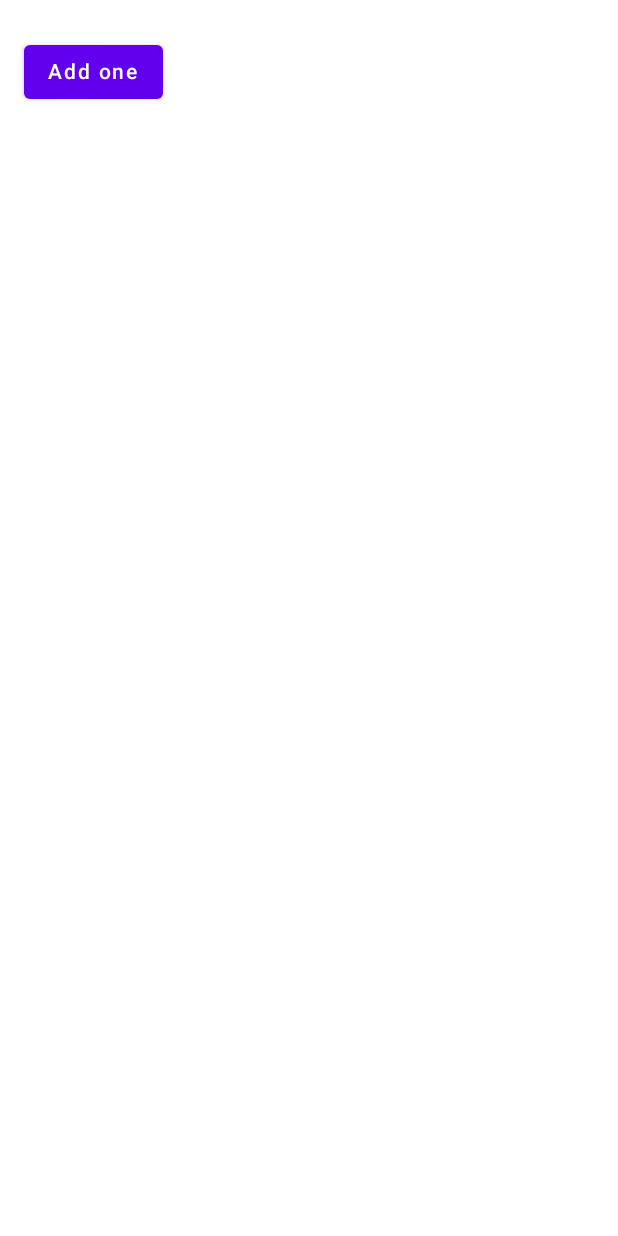
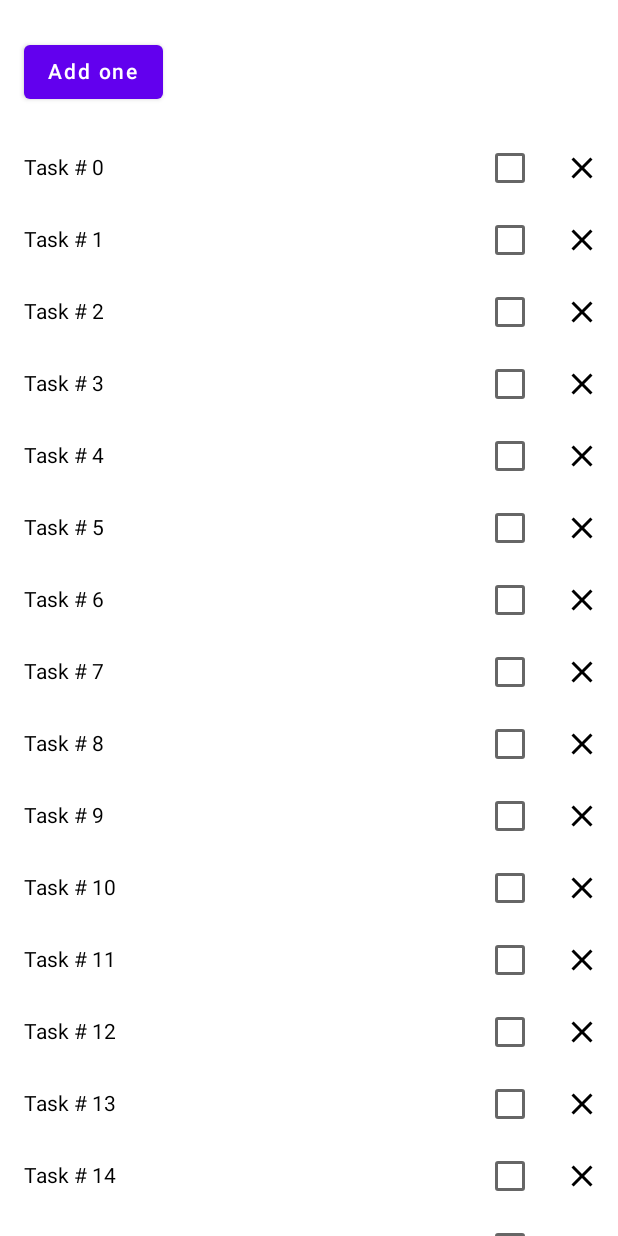
Before and after one commit to HongJeWon/compose_state_study, an Android app built with Jetpack Compose: the @Preview function PreViewWellnessScreen, on a phone screen of 412 x 824 dp. Run offline under Robolectric (Android 15) with nearby library versions, the phone set to English and light mode, and no system bars.

Commit message:
리스트 추가

```diff
--- a/app/src/main/java/com/example/basicstatemycode/MainActivity.kt
+++ b/app/src/main/java/com/example/basicstatemycode/MainActivity.kt
@@ -11,10 +11,12 @@ import androidx.compose.material.*
 import androidx.compose.material.icons.Icons
 import androidx.compose.material.icons.filled.Close
 import androidx.compose.runtime.*
+import androidx.compose.runtime.saveable.rememberSaveable
 import androidx.compose.ui.Alignment
 import androidx.compose.ui.Modifier
 import androidx.compose.ui.tooling.preview.Preview
 import androidx.compose.ui.unit.dp
+import com.example.basicstatemycode.data.WellnessTaskList
 import com.example.basicstatemycode.ui.theme.BasicStateMyCodeTheme
 
 class MainActivity : ComponentActivity() {
@@ -35,49 +37,64 @@ class MainActivity : ComponentActivity() {
 }
 
 @Composable
+fun StatelessCounter(
+    count: Int,
+    onIncrement: () -> Unit,
+    modifier: Modifier = Modifier
+) {
+    Column(modifier = modifier.padding(16.dp)) {
+        if (count > 0) {
+            Text("You've had $count glasses.")
+        }
+        Button(
+            onClick = onIncrement,
+            Modifier.padding(top = 8.dp),
+            enabled = count < 10
+        ) {
+            Text("Add one")
+        }
+    }
+}
+
+@Composable
+fun StatefulCounter(modifier: Modifier = Modifier) {
+    var waterCount by remember { mutableStateOf(0) }
+    Column {
+        StatelessCounter(
+            count = waterCount,
+            onIncrement = { waterCount++ })
+    }
+}
+
+@Composable
 fun WaterCounter(modifier: Modifier = Modifier) {
     Column(modifier = modifier.padding(16.dp)) {
         var count by remember {
             mutableStateOf(0)
         }
         if (count > 0) {
-            Text(
-                text = "you've had $count glasses",
-            )
-        }
-        Button(
-            onClick = { count++ },
-            modifier = Modifier.padding(top = 8.dp),
-            enabled = count < 10
-        ) {
-            Text(text = "Add one")
+            var count by remember { mutableStateOf(0) }
+            if (count > 0) {
+                Text("You've had $count glasses.")
+            }
+            Button(
+                onClick = { count++ },
+                Modifier.padding(top = 8.dp),
+                enabled = count < 10
+            ) {
+                Text("Add one")
+            }
         }
     }
 }
 
 @Composable
-fun WellnessTaskItem(taskName: String, onClose: () -> Unit, modifier: Modifier = Modifier) {
-
-    Row(
-        modifier = modifier,
-        verticalAlignment = Alignment.CenterVertically
-    ) {
-        Text(
-            text = taskName,
-            modifier = Modifier
-                .weight(1f)
-                .padding(start = 16.dp)
-        )
-        IconButton(onClick = onClose) {
-            Icon(Icons.Filled.Close, contentDescription = "Close")
-        }
+fun WellnessScreen(modifier: Modifier = Modifier) {
+    Column {
+        StatefulCounter()
+        WellnessTaskList()
     }
 
-}
-
-@Composable
-fun WellnessScreen(modifier: Modifier = Modifier) {
-    WaterCounter()
 }
 
 @Preview(showBackground = true)
@@ -87,11 +104,3 @@ fun PreViewWellnessScreen() {
         WellnessScreen()
     }
 }
-
-@Preview(showBackground = true)
-@Composable
-fun PreViewWellnessTaskItem() {
-    BasicStateMyCodeTheme {
-
-    }
-}
--- /dev/null
+++ b/app/src/main/java/com/example/basicstatemycode/data/WellnessTask.kt
@@ -0,0 +1,6 @@
+package com.example.basicstatemycode.data
+
+data class WellnessTask(
+    val id: Int,
+    val label: String
+)
--- /dev/null
+++ b/app/src/main/java/com/example/basicstatemycode/data/WellnessTasksList.kt
@@ -0,0 +1,92 @@
+package com.example.basicstatemycode.data
+
+import androidx.compose.foundation.layout.Row
+import androidx.compose.foundation.layout.padding
+import androidx.compose.foundation.lazy.LazyColumn
+import androidx.compose.foundation.lazy.items
+import androidx.compose.material.Checkbox
+import androidx.compose.material.Icon
+import androidx.compose.material.IconButton
+import androidx.compose.material.Text
+import androidx.compose.material.icons.Icons
+import androidx.compose.material.icons.filled.Close
+import androidx.compose.runtime.*
+import androidx.compose.runtime.saveable.rememberSaveable
+import androidx.compose.ui.Alignment
+import androidx.compose.ui.Modifier
+import androidx.compose.ui.unit.dp
+
+private fun getWellnessTasks() = List(30) { i ->
+    WellnessTask(
+        i,
+        "Task # $i"
+    )
+}
+
+@Composable
+fun WellnessTaskList(
+    modifier: Modifier = Modifier,
+    list: List<WellnessTask> = remember {
+        getWellnessTasks()
+    }
+) {
+    LazyColumn(modifier = modifier) {
+        items(list) { task ->
+            WellnessTaskItem(taskName = task.label)
+        }
+    }
+}
+
+
+@Composable
+fun WellnessTaskItem(
+    taskName: String,
+    modifier: Modifier = Modifier
+) {
+    var checkedState by rememberSaveable {
+        mutableStateOf(false)
+    }
+    WellnessTaskItem(
+        taskName = taskName,
+        checked = checkedState,
+        onCheckedChange = { newValue ->
+            checkedState =
+                newValue
+        },
+        onClose = { /*TODO*/ },
+        modifier = modifier
+    )
+
+}
+
+@Composable
+fun WellnessTaskItem(
+    taskName: String,
+    checked: Boolean,
+    onCheckedChange: (Boolean) -> Unit,
+    onClose: () -> Unit,
+    modifier: Modifier = Modifier
+) {
+    Row(
+        modifier = modifier,
+        verticalAlignment = Alignment.CenterVertically
+    ) {
+        Text(
+            text = taskName,
+            modifier = Modifier
+                .weight(1f)
+                .padding(start = 16.dp)
+        )
+        Checkbox(
+            checked = checked,
+            onCheckedChange = onCheckedChange
+        )
+        IconButton(onClick = onClose) {
+            Icon(
+                Icons.Filled.Close,
+                contentDescription = "Close"
+            )
+        }
+    }
+
+}
```
